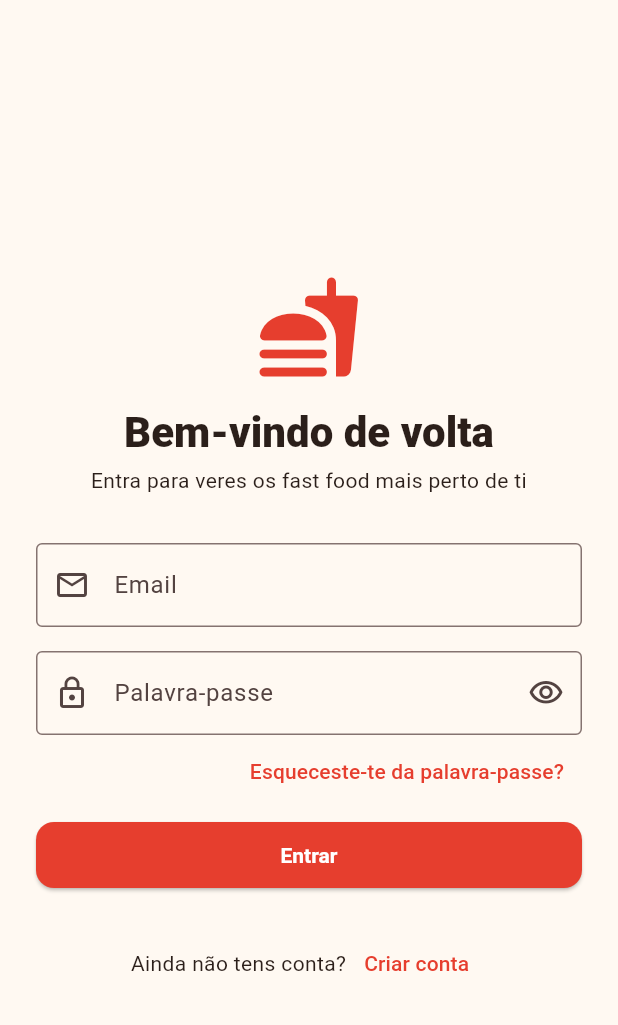
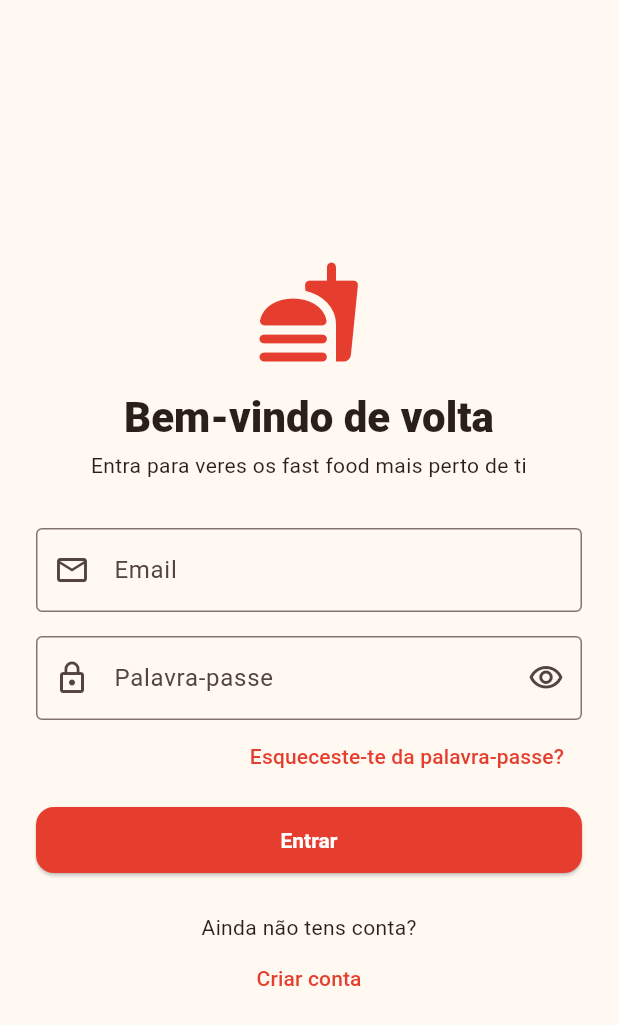
Before and after one commit to MirchenM/fast_food_app, a Flutter app: the screen it shows after launch, on a phone screen of 412 x 824 dp. Shown: the top 1025 px of the screen. Run offline on Flutter 3.47's test engine with Material 3 defaults, Android fonts, the phone set to English and light mode, and no system bars; our stand-ins replace device_preview_plus, firebase_auth, firebase_core, geolocator, google_maps_flutter; accounts and stored records are empty.

```diff
--- a/lib/presentation/screens/login_screen.dart
+++ b/lib/presentation/screens/login_screen.dart
@@ -160,8 +160,7 @@ class _LoginScreenState extends State<LoginScreen> {
                         : const Text('Entrar'),
                   ),
                   const SizedBox(height: 24),
-                  Row(
-                    mainAxisAlignment: MainAxisAlignment.center,
+    Column(
     children: [
     const Text('Ainda não tens conta?'),
     TextButton(
```
Also changed, not shown: lib/presentation/screens/signup_screen.dart (+4 -5 lines). Lines whose indentation alone changed are shown as unchanged.
